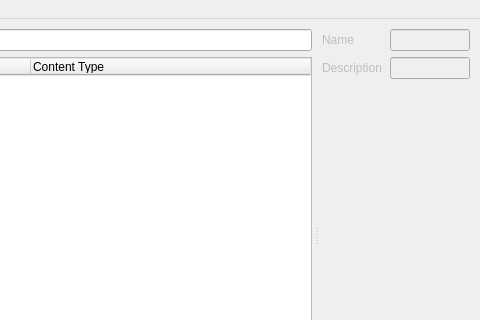
Above: app.ui from VodBox/pyWinContext before the change; both pictures show x 347 to 827 and y 0 to 320 of the 827 by 472 pixel window. Below: the same form after it.
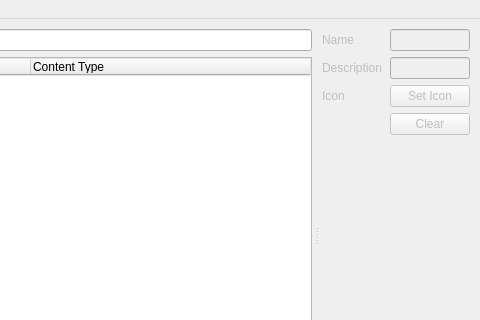
That is the form after the change. Icons and pictures are not drawn.

Commit message: Add Icon Support for Groups and Commands

```diff
--- a/app.ui
+++ b/app.ui
@@ -322,7 +322,7 @@
             </property>
            </widget>
           </item>
-          <item row="2" column="1">
+          <item row="4" column="1">
            <spacer name="verticalSpacer">
             <property name="orientation">
              <enum>Qt::Vertical</enum>
@@ -335,7 +335,7 @@
             </property>
            </spacer>
           </item>
-          <item row="3" column="0">
+          <item row="5" column="0">
            <widget class="QLabel" name="label_3">
             <property name="enabled">
              <bool>false</bool>
@@ -345,7 +345,7 @@
             </property>
            </widget>
           </item>
-          <item row="3" column="1">
+          <item row="5" column="1">
            <widget class="QPushButton" name="pushButton_6">
             <property name="enabled">
              <bool>false</bool>
@@ -355,7 +355,7 @@
             </property>
            </widget>
           </item>
-          <item row="4" column="0">
+          <item row="6" column="0">
            <widget class="QLabel" name="label_5">
             <property name="enabled">
              <bool>false</bool>
@@ -365,13 +365,43 @@
             </property>
            </widget>
           </item>
-          <item row="4" column="1">
+          <item row="6" column="1">
            <widget class="QComboBox" name="comboBox">
             <property name="enabled">
              <bool>false</bool>
             </property>
            </widget>
           </item>
+          <item row="2" column="1">
+           <widget class="QPushButton" name="pushButton_4">
+            <property name="enabled">
+             <bool>false</bool>
+            </property>
+            <property name="text">
+             <string>Set Icon</string>
+            </property>
+           </widget>
+          </item>
+          <item row="2" column="0">
+           <widget class="QLabel" name="label_6">
+            <property name="enabled">
+             <bool>false</bool>
+            </property>
+            <property name="text">
+             <string>Icon</string>
+            </property>
+           </widget>
+          </item>
+          <item row="3" column="1">
+           <widget class="QPushButton" name="pushButton_5">
+            <property name="enabled">
+             <bool>false</bool>
+            </property>
+            <property name="text">
+             <string>Clear</string>
+            </property>
+           </widget>
+          </item>
          </layout>
         </item>
         <item>
```
The commit also changes 4 other files.
